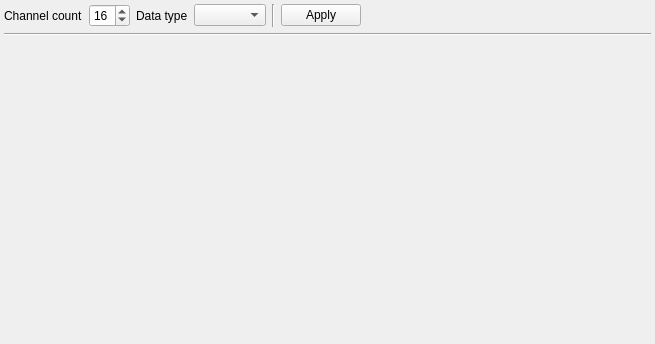
This is Source/IO/UI/DataVisualization/2D/ChartsUiSettings.ui in x-tools-author/x-tools as Qt 5 draws it before an edit. The edited form follows.
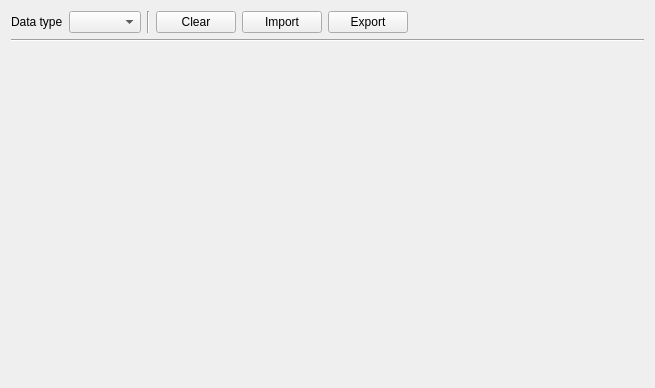
This is the edited form.

What changed in the file:
```diff
--- a/Source/IO/UI/DataVisualization/2D/ChartsUiSettings.ui
+++ b/Source/IO/UI/DataVisualization/2D/ChartsUiSettings.ui
@@ -7,36 +7,34 @@
     <x>0</x>
     <y>0</y>
     <width>655</width>
-    <height>344</height>
+    <height>388</height>
    </rect>
   </property>
   <property name="windowTitle">
    <string notr="true">Form</string>
   </property>
   <layout class="QGridLayout" name="gridLayout">
-   <property name="leftMargin">
-    <number>4</number>
-   </property>
-   <property name="topMargin">
-    <number>4</number>
-   </property>
-   <property name="rightMargin">
-    <number>4</number>
-   </property>
-   <property name="bottomMargin">
-    <number>4</number>
-   </property>
+   <item row="0" column="1">
+    <widget class="QComboBox" name="comboBoxDataType"/>
+   </item>
+   <item row="0" column="0">
+    <widget class="QLabel" name="label">
+     <property name="text">
+      <string>Data type</string>
+     </property>
+    </widget>
+   </item>
+   <item row="0" column="2">
+    <widget class="Line" name="line_2">
+     <property name="orientation">
+      <enum>Qt::Orientation::Vertical</enum>
+     </property>
+    </widget>
+   </item>
    <item row="0" column="5">
     <widget class="QPushButton" name="pushButtonApply">
      <property name="text">
-      <string>Apply</string>
-     </property>
-    </widget>
-   </item>
-   <item row="1" column="0" colspan="8">
-    <widget class="Line" name="line">
-     <property name="orientation">
-      <enum>Qt::Orientation::Horizontal</enum>
+      <string>Export</string>
      </property>
     </widget>
    </item>
@@ -53,17 +51,14 @@
      </property>
     </spacer>
    </item>
-   <item row="0" column="1">
-    <widget class="QSpinBox" name="spinBoxChannelCount">
-     <property name="minimum">
-      <number>8</number>
-     </property>
-     <property name="value">
-      <number>16</number>
+   <item row="0" column="4">
+    <widget class="QPushButton" name="pushButtonImport">
+     <property name="text">
+      <string>Import</string>
      </property>
     </widget>
    </item>
-   <item row="2" column="0" colspan="8">
+   <item row="2" column="0" colspan="7">
     <widget class="QWidget" name="widgetControl" native="true">
      <property name="sizePolicy">
       <sizepolicy hsizetype="Preferred" vsizetype="Expanding">
@@ -73,27 +68,17 @@
      </property>
     </widget>
    </item>
-   <item row="0" column="0">
-    <widget class="QLabel" name="label_2">
-     <property name="text">
-      <string>Channel count</string>
-     </property>
-    </widget>
-   </item>
-   <item row="0" column="2">
-    <widget class="QLabel" name="label">
-     <property name="text">
-      <string>Data type</string>
+   <item row="1" column="0" colspan="7">
+    <widget class="Line" name="line">
+     <property name="orientation">
+      <enum>Qt::Orientation::Horizontal</enum>
      </property>
     </widget>
    </item>
    <item row="0" column="3">
-    <widget class="QComboBox" name="comboBoxDataType"/>
-   </item>
-   <item row="0" column="4">
-    <widget class="Line" name="line_2">
-     <property name="orientation">
-      <enum>Qt::Orientation::Vertical</enum>
+    <widget class="QPushButton" name="pushButtonClear">
+     <property name="text">
+      <string>Clear</string>
      </property>
     </widget>
    </item>
```
Left out of the diff: 2 changed lines with no effect on the pictures.
